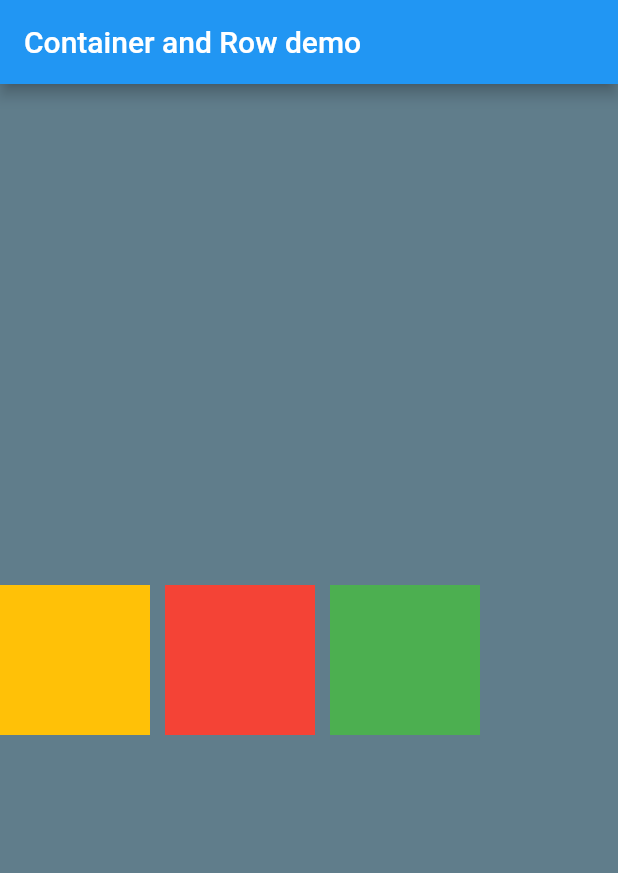
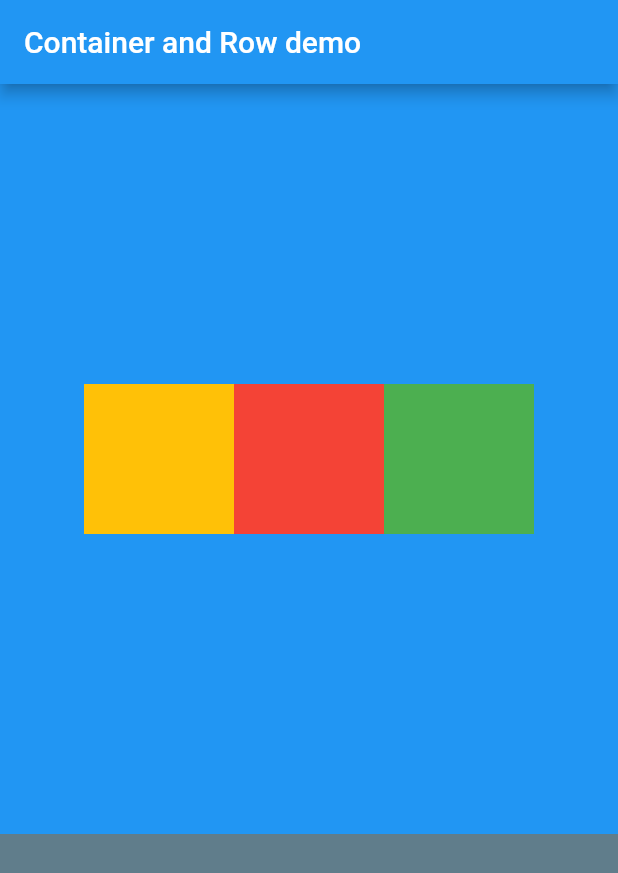
Before and after one commit to sunnymac/container, a Flutter app: the screen it shows after launch, on a phone screen of 412 x 824 dp. Shown: the top 873 px of the screen. Run offline on Flutter 3.47's test engine with Material 2 defaults, Android fonts, the phone set to English and light mode, and no system bars.

Commit message:
main axis alignment

```diff
--- a/lib/main.dart
+++ b/lib/main.dart
@@ -18,10 +18,12 @@ class MyApp extends StatelessWidget {
 appBar: AppBar(
   title: Text("Container and Row demo"),
 ),
-        body:  Center(
+        body:  Container(
+          color: Colors.blue,
+          height: 500,
           child: Row(
-            mainAxisAlignment: MainAxisAlignment.start,  // end  center
-
+            mainAxisAlignment: MainAxisAlignment.center,
+            crossAxisAlignment: CrossAxisAlignment.center,  // end  center
 
             children: [
               Container(
@@ -30,13 +32,10 @@ appBar: AppBar(
                 color: Colors.amber,
               ),
 
-              Padding(
-                padding: const EdgeInsets.all(10.0),
-                child: Container(
-                  height: 100,
-                  width: 100,
-                  color: Colors.red,
-                ),
+              Container(
+                height: 100,
+                width: 100,
+                color: Colors.red,
               ),
               Container(
                 height: 100,
```
